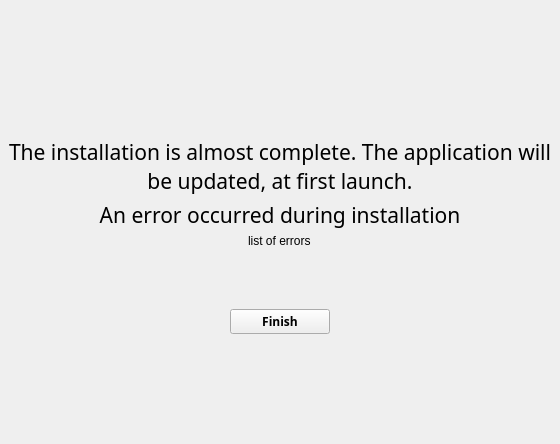
Above: installer/ui/endinstallation.ui from Covalia/standalone-deployer before the change. Below: the same form after it.
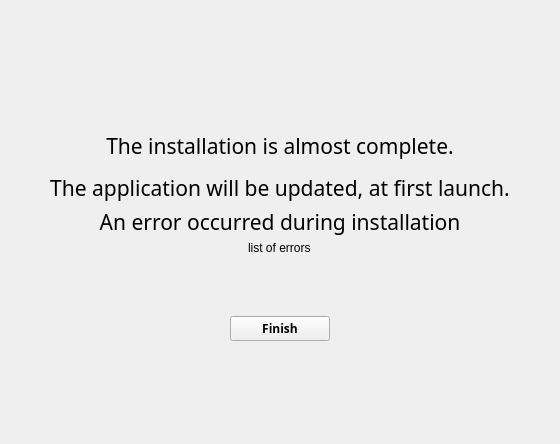
That is the form after the change. Icons and pictures are not drawn.

Commit message: Formattage du message de fin d'installation

```diff
--- a/installer/ui/endinstallation.ui
+++ b/installer/ui/endinstallation.ui
@@ -88,7 +88,7 @@
              </font>
             </property>
             <property name="text">
-             <string>The installation is almost complete. The application will be updated, at first launch.</string>
+             <string>&lt;html&gt;&lt;head/&gt;&lt;body&gt;&lt;p&gt;The installation is almost complete.&lt;/p&gt;&lt;p&gt;The application will be updated, at first launch.&lt;/p&gt;&lt;/body&gt;&lt;/html&gt;</string>
             </property>
             <property name="alignment">
              <set>Qt::AlignCenter</set>
```
The commit also changes 4 other files.
